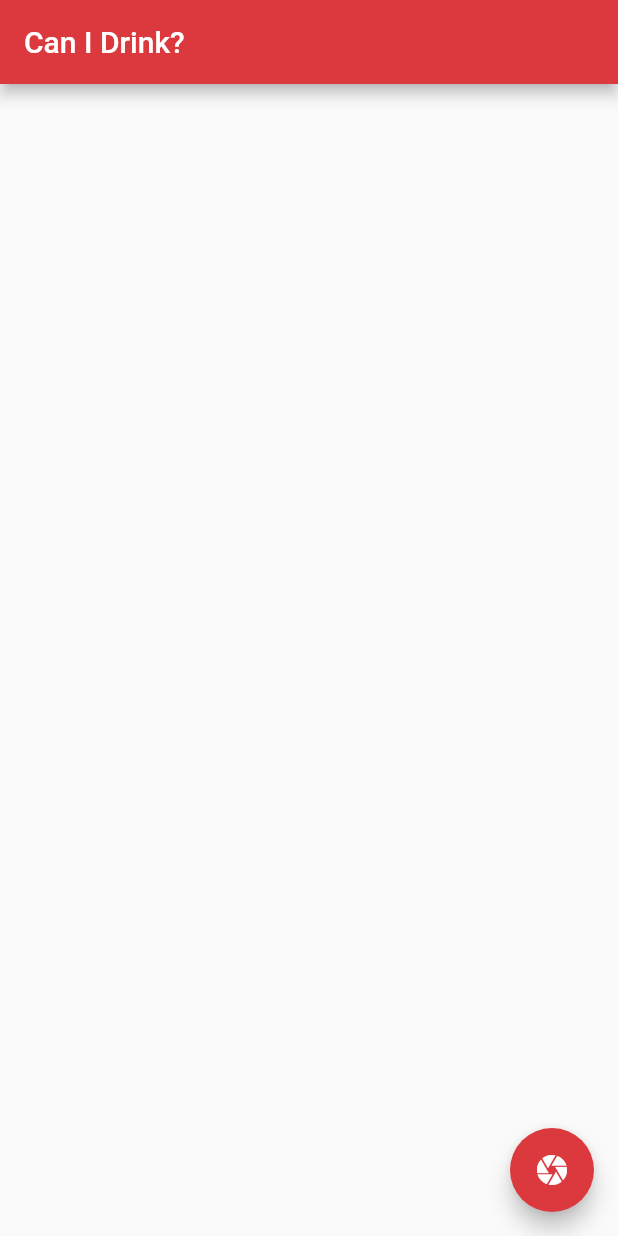
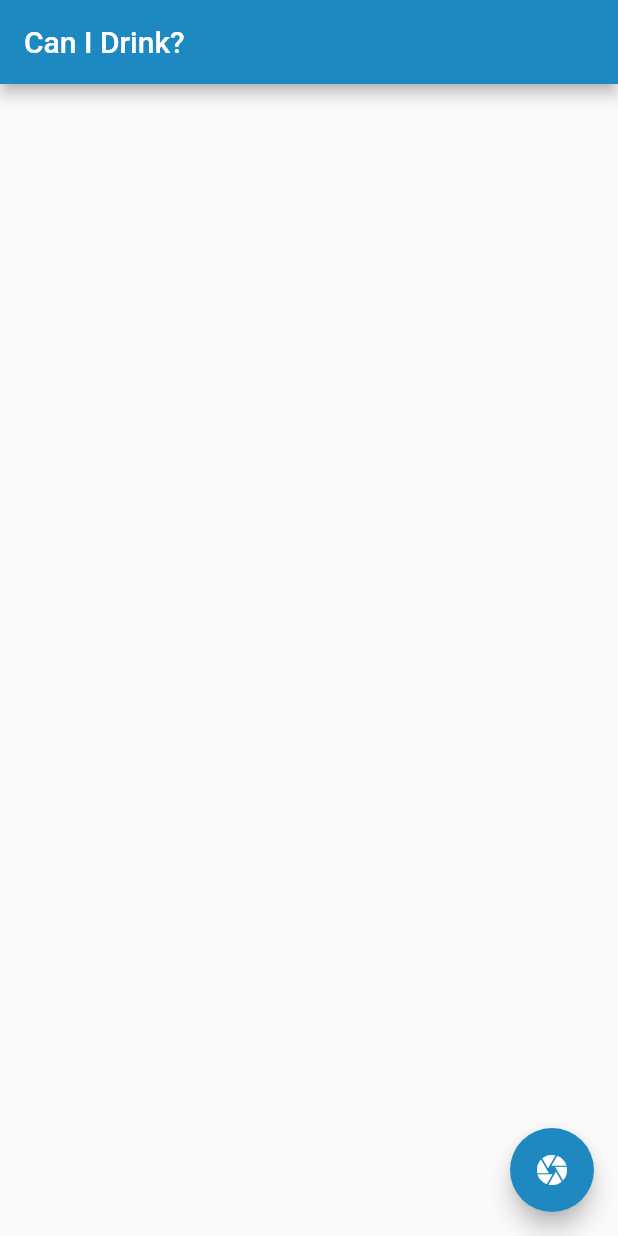
Before and after one commit to gsag/can-i-drink, a Flutter app: the screen it shows after launch, on a phone screen of 412 x 824 dp. Run offline on Flutter 3.47's test engine with Material 2 defaults, Android fonts, the phone set to English and light mode, and no system bars.

Commit message:
REFS #1: Adding theme colors

```diff
--- a/lib/core/config/theme/malt_theme_color.dart
+++ b/lib/core/config/theme/malt_theme_color.dart
@@ -4,4 +4,5 @@ class MaltThemeColor {
   static const Color PRIMARY_RED_10 = Color(0xFFFE5D62);
   static const Color PRIMARY_RED_30 = Color(0xFFDB393E);
   static const Color PRIMARY_RED_50 = Color(0xFFB11F24);
+  static const Color PRIMARY_BLUE = Color(0xFF1D89C0);
 } //class
--- a/lib/core/config/theme/malt_theme_data.dart
+++ b/lib/core/config/theme/malt_theme_data.dart
@@ -4,7 +4,7 @@ import 'package:flutter/material.dart';
 
 class MaltThemeConfig {
   static final ThemeData maltThemeData = ThemeData(
-    primarySwatch: _generateMaterialColor(MaltThemeColor.PRIMARY_RED_30),
+    primarySwatch: _generateMaterialColor(MaltThemeColor.PRIMARY_BLUE),
   );
 
   //https://medium.com/@morgenroth/using-flutters-primary-swatch-with-a-custom-materialcolor-c5e0f18b95b0
```
